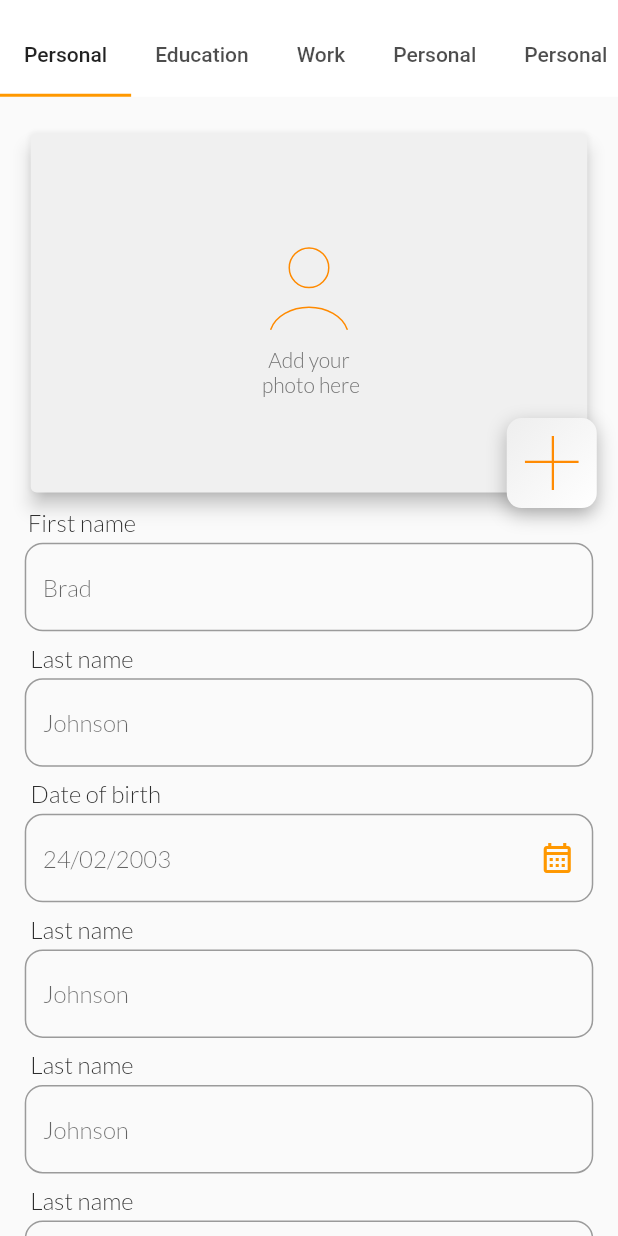
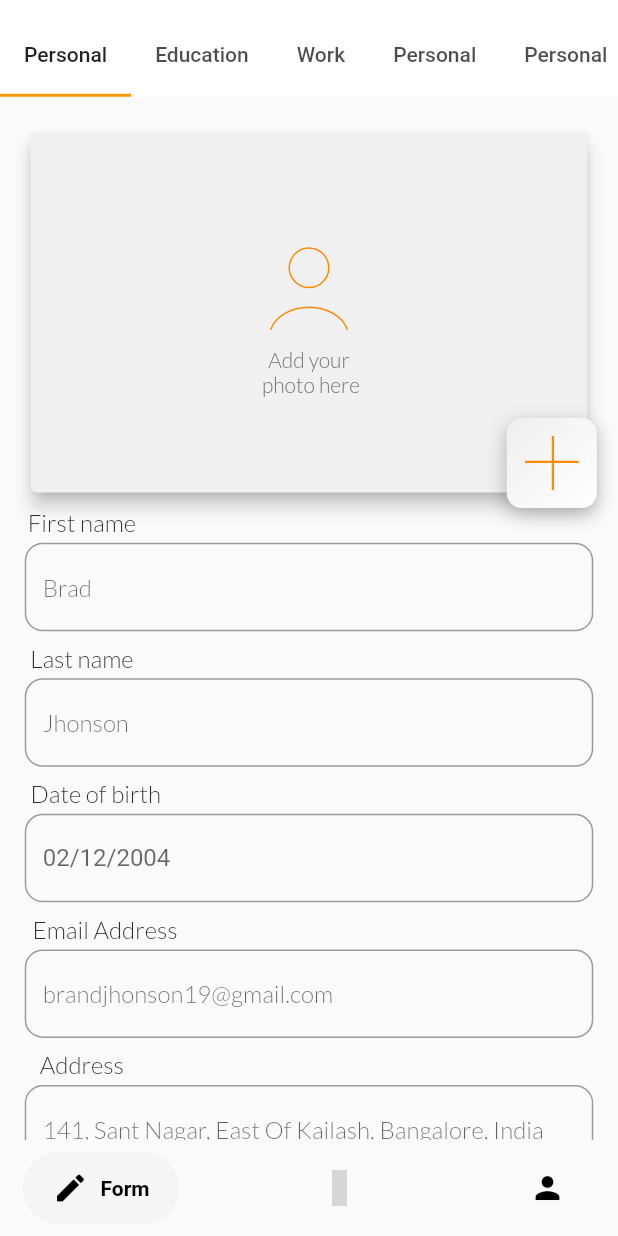
Before and after one commit to ShashankDeepak/Duckme, a Flutter app: the screen it shows after launch, on a phone screen of 412 x 824 dp. Run offline on Flutter 3.47's test engine with Material 2 defaults, Android fonts, the phone set to English and light mode, and no system bars; drawn by our look-alikes of datetime_picker_formfield, google_nav_bar; our stand-ins replace auto_size_text, cloud_firestore, firebase_auth, firebase_core, flutter_svg, google_fonts and 3 more; missing offline and left inert: cloud_firestore_web, firebase_auth_web, firebase_core_web, text_divider; accounts and stored records are empty; grey boxes are pictures that could not be loaded.

Commit message:
Personal

```diff
--- a/lib/Class/user.dart
+++ b/lib/Class/user.dart
@@ -1,11 +1,11 @@
 class User {
-  String uname = "";
-  String firstname = "";
-  String lastname = "";
-  String date = "";
-  String email = "";
-  String address = "";
-  int phone = 0123456789;
+  String uname = "brando";
+  String firstname = "Brad";
+  String lastname = "Jhonson";
+  String date = "02/12/2004";
+  String email = "brandjhonson19@gmail.com";
+  String address = "141, Sant Nagar, East Of Kailash, Bangalore, India";
+  String phone = "0123456789";
 
   String highschool = "";
   int highSchoolJoined = 0;
--- a/lib/pages/form.dart
+++ b/lib/pages/form.dart
@@ -1,12 +1,16 @@
-// ignore_for_file: prefer_const_constructors
-
-import 'package:flutter/gestures.dart';
+// ignore_for_file: prefer_const_constructors, curly_braces_in_flow_control_structures
+import 'package:duckme/pages/home.dart';
+import 'package:duckme/pages/profile_page.dart';
+import 'package:flutter/cupertino.dart';
+import 'package:google_nav_bar/google_nav_bar.dart';
+import 'package:intl/intl.dart';
 import 'package:flutter/material.dart';
 import 'package:flutter_svg/flutter_svg.dart';
 import 'package:google_fonts/google_fonts.dart';
 import 'package:google_fonts/google_fonts.dart';
 import 'package:hexcolor/hexcolor.dart';
-
+import 'package:datetime_picker_formfield/datetime_picker_formfield.dart';
+import 'package:material_design_icons_flutter/material_design_icons_flutter.dart';
 import '../Class/user.dart';
 
 class FormPage extends StatefulWidget {
@@ -29,8 +33,57 @@ class _FormPageState extends State<FormPage> {
       return MediaQuery.of(context).size.width * width;
     }
 
+    DateTime dateTime;
+    TextEditingController date = TextEditingController();
+    final format = DateFormat("dd/MM/yyyy");
+
     return SafeArea(
       child: Scaffold(
+        bottomNavigationBar: SafeArea(
+          child: Padding(
+            padding: const EdgeInsets.symmetric(horizontal: 15.0, vertical: 8),
+            child: GNav(
+              rippleColor: Colors.grey[300]!,
+              hoverColor: Colors.grey[100]!,
+              gap: 8,
+              activeColor: Colors.black,
+              iconSize: 24,
+              padding: EdgeInsets.symmetric(horizontal: 20, vertical: 12),
+              duration: Duration(milliseconds: 400),
+              tabBackgroundColor: Colors.grey[100]!,
+              color: Colors.black,
+              tabs: [
+                GButton(
+                  icon: Icons.edit,
+                  text: 'Form',
+                ),
+                GButton(
+                    icon: MdiIcons.fileDocumentEditOutline,
+                    text: 'Home',
+                    onPressed: () {
+                      Navigator.popUntil(context, (route) => route.isFirst);
+
+                      Navigator.pushReplacement(
+                        context,
+                        MaterialPageRoute(builder: (context) => Home()),
+                      );
+                    }),
+                GButton(
+                    icon: Icons.person,
+                    text: 'Profile',
+                    onPressed: () {
+                      Navigator.popUntil(context, (route) => route.isFirst);
+
+                      Navigator.pushReplacement(
+                        context,
+                        MaterialPageRoute(builder: (context) => ProfilePage()),
+                      );
+                    }),
+              ],
+              selectedIndex: 0,
+            ),
+          ),
+        ),
         body: DefaultTabController(
           length: 5,
           child: NestedScrollView(
@@ -150,13 +203,6 @@ class _FormPageState extends State<FormPage> {
                                       ],
                                     ),
                                   ),
-                                  // child: IconButton(
-                                  //   alignment: Alignment.center,
-                                  //   iconSize: 50,
-                                  //   icon:
-                                  //       Icon(Icons.add, color: Colors.orange),
-                                  //   onPressed: () {},
-                                  // )
                                   child: Padding(
                                     padding: EdgeInsets.all(12),
                                     child: SvgPicture.asset(
@@ -200,7 +246,7 @@ class _FormPageState extends State<FormPage> {
                               border: OutlineInputBorder(
                                 borderRadius: BorderRadius.circular(12),
                               ),
-                              hintText: 'Brad',
+                              hintText: user.firstname,
                               hintStyle: GoogleFonts.lato(
                                 fontSize: 16,
                                 fontWeight: FontWeight.w300,
@@ -235,7 +281,7 @@ class _FormPageState extends State<FormPage> {
                               border: OutlineInputBorder(
                                 borderRadius: BorderRadius.circular(12),
                               ),
-                              hintText: 'Johnson',
+                              hintText: user.lastname,
                               hintStyle: GoogleFonts.lato(
                                 fontSize: 16,
                                 fontWeight: FontWeight.w300,
@@ -262,17 +308,59 @@ class _FormPageState extends State<FormPage> {
                           padding: EdgeInsets.symmetric(
                             horizontal: w(0.04),
                           ),
+                          child: DateTimeField(
+                            decoration: InputDecoration(
+                                border: OutlineInputBorder(
+                                  borderRadius: BorderRadius.circular(12),
+                                ),
+                                hintText: user.date),
+                            readOnly: true,
+                            onChanged: ((value) {
+                              if (value == null)
+                                user.date = user.date;
+                              else
+                                user.date =
+                                    DateFormat('dd/MM/yyyy').format(value);
+                            }),
+                            format: format,
+                            onShowPicker: (context, currentValue) async {
+                              return await showDatePicker(
+                                context: context,
+                                initialDate: DateTime.now(),
+                                firstDate: DateTime(1900),
+                                lastDate: DateTime.now(),
+                              );
+                            },
+                          ),
+                        ),
+                        Padding(
+                          padding: EdgeInsets.only(
+                            right: w(0.66),
+                            bottom: h(0.005),
+                            top: h(0.01),
+                          ),
+                          child: Text(
+                            "Email Address",
+                            style: GoogleFonts.lato(
+                              fontSize: 16,
+                              fontWeight: FontWeight.w300,
+                              color: HexColor("2E2E2E"),
+                            ),
+                          ),
+                        ),
+                        Padding(
+                          padding: EdgeInsets.symmetric(
+                            horizontal: w(0.04),
+                          ),
                           child: TextFormField(
+                            onChanged: (value) {
+                              user.email = value;
+                            },
                             decoration: InputDecoration(
-                              suffixIcon: IconButton(
-                                icon: Icon(Icons.calendar_month_outlined),
-                                color: Colors.orange,
-                                onPressed: () {},
-                              ),
                               border: OutlineInputBorder(
                                 borderRadius: BorderRadius.circular(12),
                               ),
-                              hintText: '24/02/2003',
+                              hintText: user.email,
                               hintStyle: GoogleFonts.lato(
                                 fontSize: 16,
                                 fontWeight: FontWeight.w300,
@@ -287,7 +375,7 @@ class _FormPageState extends State<FormPage> {
                             top: h(0.01),
                           ),
                           child: Text(
-                            "Last name",
+                            "Address",
                             style: GoogleFonts.lato(
                               fontSize: 16,
                               fontWeight: FontWeight.w300,
@@ -300,11 +388,14 @@ class _FormPageState extends State<FormPage> {
                             horizontal: w(0.04),
                           ),
                           child: TextFormField(
+                            onChanged: (value) {
+                              user.address = value;
+                            },
                             decoration: InputDecoration(
                               border: OutlineInputBorder(
                                 borderRadius: BorderRadius.circular(12),
                               ),
-                              hintText: 'Johnson',
+                              hintText: user.address,
                               hintStyle: GoogleFonts.lato(
                                 fontSize: 16,
                                 fontWeight: FontWeight.w300,
@@ -314,12 +405,12 @@ class _FormPageState extends State<FormPage> {
                         ),
                         Padding(
                           padding: EdgeInsets.only(
-                            right: w(0.735),
+                            right: w(0.785),
                             bottom: h(0.005),
                             top: h(0.01),
                           ),
                           child: Text(
-                            "Last name",
+                            "Phone",
                             style: GoogleFonts.lato(
                               fontSize: 16,
                               fontWeight: FontWeight.w300,
@@ -332,11 +423,14 @@ class _FormPageState extends State<FormPage> {
                             horizontal: w(0.04),
                           ),
                           child: TextFormField(
+                            onChanged: (value) {
+                              user.phone = value;
+                            },
                             decoration: InputDecoration(
                               border: OutlineInputBorder(
                                 borderRadius: BorderRadius.circular(12),
                               ),
-                              hintText: 'Johnson',
+                              hintText: user.phone,
                               hintStyle: GoogleFonts.lato(
                                 fontSize: 16,
                                 fontWeight: FontWeight.w300,
@@ -344,38 +438,9 @@ class _FormPageState extends State<FormPage> {
                             ),
                           ),
                         ),
-                        Padding(
-                          padding: EdgeInsets.only(
-                            right: w(0.735),
-                            bottom: h(0.005),
-                            top: h(0.01),
-                          ),
-                          child: Text(
-                            "Last name",
-                            style: GoogleFonts.lato(
-                              fontSize: 16,
-                              fontWeight: FontWeight.w300,
-                              color: HexColor("2E2E2E"),
-                            ),
-                          ),
-                        ),
-                        Padding(
-                          padding: EdgeInsets.symmetric(
-                            horizontal: w(0.04),
-                          ),
-                          child: TextFormField(
-                            decoration: InputDecoration(
-                              border: OutlineInputBorder(
-                                borderRadius: BorderRadius.circular(12),
-                              ),
-                              hintText: 'Johnson',
-                              hintStyle: GoogleFonts.lato(
-                                fontSize: 16,
-                                fontWeight: FontWeight.w300,
-                              ),
-                            ),
-                          ),
-                        ),
+                        SizedBox(
+                          height: 20,
+                        )
                       ],
                     ),
                   ),
--- a/pubspec.yaml
+++ b/pubspec.yaml
@@ -44,6 +44,7 @@ dependencies:
   cloud_firestore: ^3.1.18
   text_divider: ^1.0.0
   auto_size_text: ^3.0.0
+  datetime_picker_formfield: ^2.0.0
 
 dev_dependencies:
   flutter_test:
```
Also changed, not shown: lib/pages/home.dart (+12 -4 lines), pubspec.lock.
